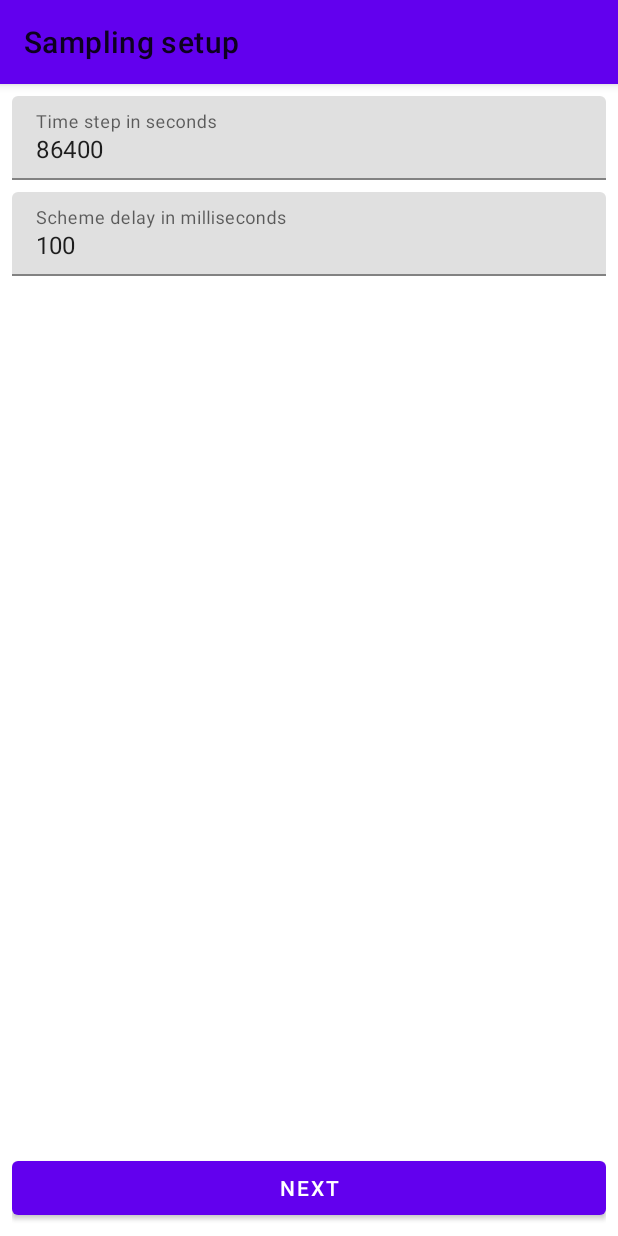
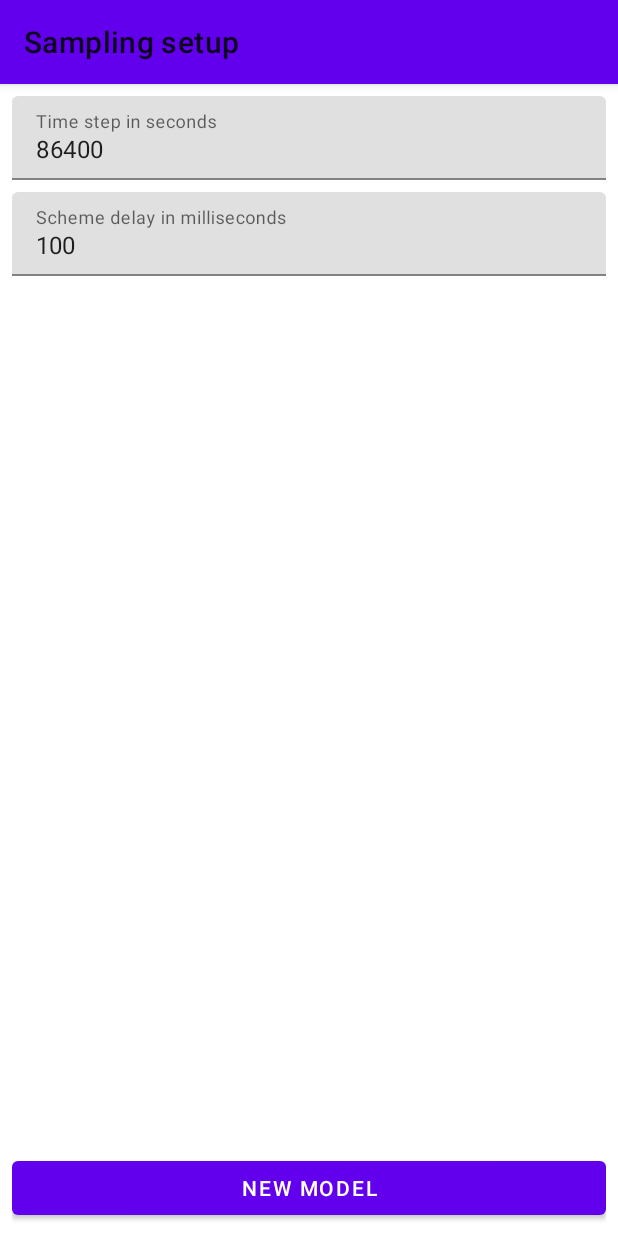
Before and after one commit to DortanMors/math-modelling-android, an Android app: the fragment SchemeSetupFragment placed in its activity, on a phone screen of 412 x 824 dp. Run offline under Robolectric (Android 15) with nearby library versions, the phone set to English and light mode, and no system bars.

Commit message:
new model and resume model

```diff
--- a/app/src/main/java/com/ssau/sunsystem/ui/sampling/SchemeSetupFragment.kt
+++ b/app/src/main/java/com/ssau/sunsystem/ui/sampling/SchemeSetupFragment.kt
@@ -3,6 +3,7 @@ package com.ssau.sunsystem.ui.sampling
 import android.os.Bundle
 import android.view.View
 import android.widget.Button
+import androidx.core.view.isVisible
 import androidx.fragment.app.Fragment
 import androidx.fragment.app.activityViewModels
 import com.google.android.material.textfield.TextInputEditText
@@ -31,7 +32,25 @@ class SchemeSetupFragment : Fragment(R.layout.fragment_scheme_setup) {
         super.onViewCreated(view, savedInstanceState)
         timeStepEditText?.setText(viewModel.timeStep.toString())
         delayEditText?.setText(viewModel.delay.toString())
-        view.findViewById<Button>(R.id.next).setOnClickListener {
+        view.findViewById<Button>(R.id.new_model).setOnClickListener {
+            if (validateInputs()) {
+                viewModel.createWorkspace()
+                navigateNext()
+            }
+        }
+        view.findViewById<Button>(R.id.resume_model).let { resumeView ->
+            resumeView.isVisible = viewModel.hasWorkspace()
+            view.findViewById<View>(R.id.space).isVisible = viewModel.hasWorkspace()
+
+            resumeView.setOnClickListener {
+                if (validateInputs()) {
+                    navigateNext()
+                }
+            }
+        }
+    }
+
+    private fun validateInputs(): Boolean {
         var isError = false
 
         try {
@@ -48,13 +67,14 @@ class SchemeSetupFragment : Fragment(R.layout.fragment_scheme_setup) {
             isError = true
         }
 
-            if (!isError) {
+        return !isError
+    }
+
+    private fun navigateNext() {
         parentFragmentManager.beginTransaction()
             .replace(R.id.container, PlanetSystemFragment.newInstance())
             .addToBackStack(PlanetSystemFragment.tag)
             .commit()
-            }
-        }
     }
 
     companion object {
--- a/app/src/main/res/layout/fragment_scheme_setup.xml
+++ b/app/src/main/res/layout/fragment_scheme_setup.xml
@@ -41,14 +41,35 @@
 
     </com.google.android.material.textfield.TextInputLayout>
 
-    <com.google.android.material.button.MaterialButton
-        android:id="@+id/next"
+    <LinearLayout
+        android:id="@+id/buttons"
         android:layout_width="0dp"
         android:layout_height="wrap_content"
-        android:text="@string/next"
         app:layout_constraintBottom_toBottomOf="parent"
         app:layout_constraintStart_toStartOf="parent"
         app:layout_constraintEnd_toEndOf="parent"
-        />
+        >
+        <com.google.android.material.button.MaterialButton
+            android:id="@+id/new_model"
+            android:layout_width="0dp"
+            android:layout_weight="1"
+            android:layout_height="wrap_content"
+            android:text="@string/new_model"
+            />
+
+        <Space
+            android:id="@+id/space"
+            android:layout_width="8dp"
+            android:layout_height="wrap_content"
+            />
+
+        <com.google.android.material.button.MaterialButton
+            android:id="@+id/resume_model"
+            android:layout_width="0dp"
+            android:layout_weight="1"
+            android:layout_height="wrap_content"
+            android:text="@string/resume_model"
+            />
+    </LinearLayout>
 
 </androidx.constraintlayout.widget.ConstraintLayout>
--- a/app/src/main/res/values/strings.xml
+++ b/app/src/main/res/values/strings.xml
@@ -50,4 +50,7 @@
 
     <string name="days_per_second">%.2f days per second</string>
     <string name="years_passed">Year: %.2f</string>
+
+    <string name="resume_model">Resume model</string>
+    <string name="new_model">New model</string>
 </resources>
```
Also changed, not shown: app/src/main/java/com/ssau/sunsystem/ui/viewmodel/MainViewModel.kt (+7 -4 lines). Lines whose indentation alone changed are shown as unchanged.
